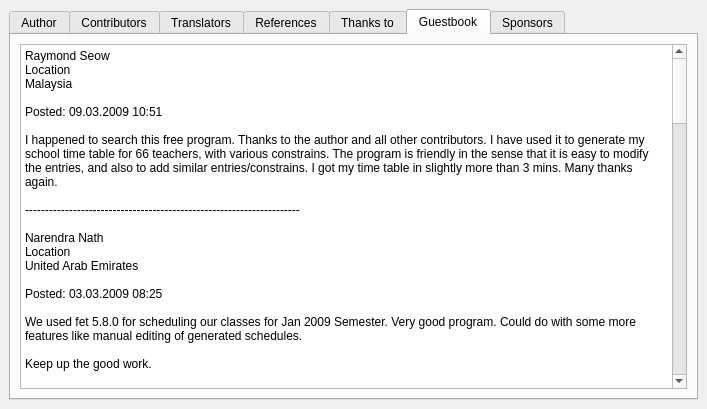
First picture: the form in fet/src/interface/helpaboutform_template.ui, repository vonmecheln/fet, before the edit.
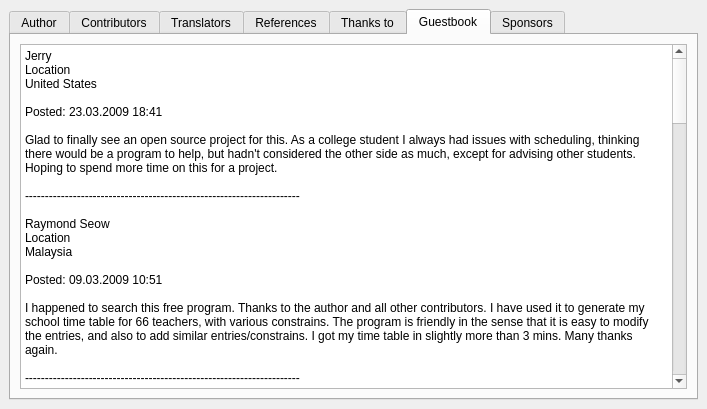
Second picture: the form after the edit. The open tabs and pages were chosen to show the change.

```diff
--- a/fet/src/interface/helpaboutform_template.ui
+++ b/fet/src/interface/helpaboutform_template.ui
@@ -401,7 +401,18 @@
 &lt;html>&lt;head>&lt;meta name="qrichtext" content="1" />&lt;style type="text/css">
 p, li { white-space: pre-wrap; }
 &lt;/style>&lt;/head>&lt;body style=" font-family:'Sans Serif'; font-size:10pt; font-weight:400; font-style:normal;">
-&lt;p style=" margin-top:0px; margin-bottom:0px; margin-left:0px; margin-right:0px; -qt-block-indent:0; text-indent:0px;">&lt;span style=" font-size:9pt;">Raymond Seow&lt;/span>&lt;/p>
+&lt;p style=" margin-top:0px; margin-bottom:0px; margin-left:0px; margin-right:0px; -qt-block-indent:0; text-indent:0px;">&lt;span style=" font-size:9pt;">Jerry&lt;/span>&lt;/p>
+&lt;p style=" margin-top:0px; margin-bottom:0px; margin-left:0px; margin-right:0px; -qt-block-indent:0; text-indent:0px; font-size:9pt;">Location&lt;/p>
+&lt;p style=" margin-top:0px; margin-bottom:0px; margin-left:0px; margin-right:0px; -qt-block-indent:0; text-indent:0px; font-size:9pt;">United States&lt;/p>
+&lt;p style="-qt-paragraph-type:empty; margin-top:0px; margin-bottom:0px; margin-left:0px; margin-right:0px; -qt-block-indent:0; text-indent:0px; font-size:9pt;">&lt;/p>
+&lt;p style=" margin-top:0px; margin-bottom:0px; margin-left:0px; margin-right:0px; -qt-block-indent:0; text-indent:0px; font-size:9pt;">Posted: 23.03.2009 18:41&lt;/p>
+&lt;p style="-qt-paragraph-type:empty; margin-top:0px; margin-bottom:0px; margin-left:0px; margin-right:0px; -qt-block-indent:0; text-indent:0px; font-size:9pt;">&lt;/p>
+&lt;p style=" margin-top:0px; margin-bottom:0px; margin-left:0px; margin-right:0px; -qt-block-indent:0; text-indent:0px; font-size:9pt;">Glad to finally see an open source project for this. As a college student I always had issues with scheduling, thinking there would be a program to help, but hadn't considered the other side as much, except for advising other students.&lt;/p>
+&lt;p style=" margin-top:0px; margin-bottom:0px; margin-left:0px; margin-right:0px; -qt-block-indent:0; text-indent:0px; font-size:9pt;">Hoping to spend more time on this for a project.&lt;/p>
+&lt;p style="-qt-paragraph-type:empty; margin-top:0px; margin-bottom:0px; margin-left:0px; margin-right:0px; -qt-block-indent:0; text-indent:0px; font-size:9pt;">&lt;/p>
+&lt;p style=" margin-top:0px; margin-bottom:0px; margin-left:0px; margin-right:0px; -qt-block-indent:0; text-indent:0px; font-size:9pt;">---------------------------------------------------------------------&lt;/p>
+&lt;p style="-qt-paragraph-type:empty; margin-top:0px; margin-bottom:0px; margin-left:0px; margin-right:0px; -qt-block-indent:0; text-indent:0px; font-size:9pt;">&lt;/p>
+&lt;p style=" margin-top:0px; margin-bottom:0px; margin-left:0px; margin-right:0px; -qt-block-indent:0; text-indent:0px; font-size:9pt;">Raymond Seow&lt;/p>
 &lt;p style=" margin-top:0px; margin-bottom:0px; margin-left:0px; margin-right:0px; -qt-block-indent:0; text-indent:0px; font-size:9pt;">Location&lt;/p>
 &lt;p style=" margin-top:0px; margin-bottom:0px; margin-left:0px; margin-right:0px; -qt-block-indent:0; text-indent:0px; font-size:9pt;">Malaysia&lt;/p>
 &lt;p style="-qt-paragraph-type:empty; margin-top:0px; margin-bottom:0px; margin-left:0px; margin-right:0px; -qt-block-indent:0; text-indent:0px; font-size:9pt;">&lt;/p>
```
Left out of the diff: 4 changed lines with no effect on the pictures.
